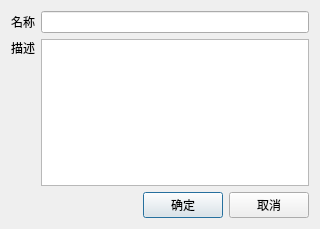
Above: BasicEditDlg.ui from wanlong1215/test before the change. Below: the same form after it.
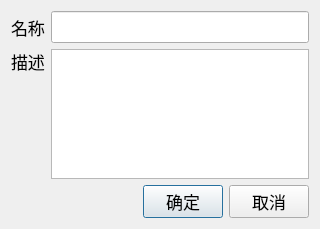
That is the form after the change.

```diff
--- a/BasicEditDlg.ui
+++ b/BasicEditDlg.ui
@@ -10,6 +10,12 @@
     <height>229</height>
    </rect>
   </property>
+  <property name="font">
+   <font>
+    <family>微软雅黑</family>
+    <pointsize>13</pointsize>
+   </font>
+  </property>
   <property name="windowTitle">
    <string/>
   </property>
```
